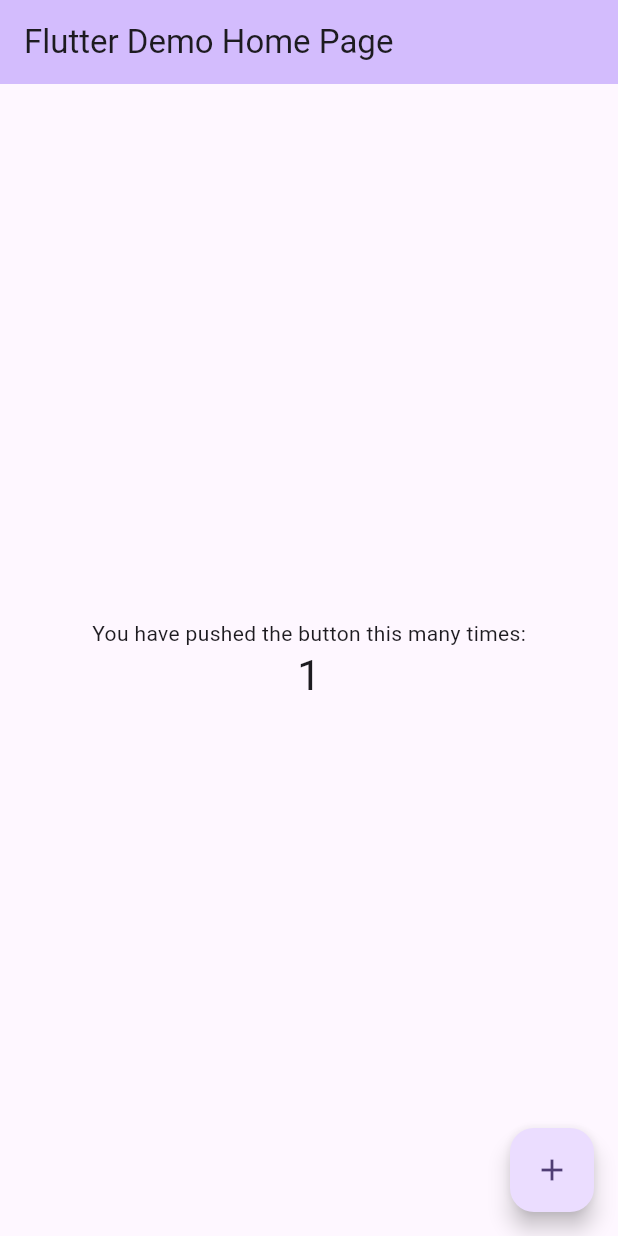
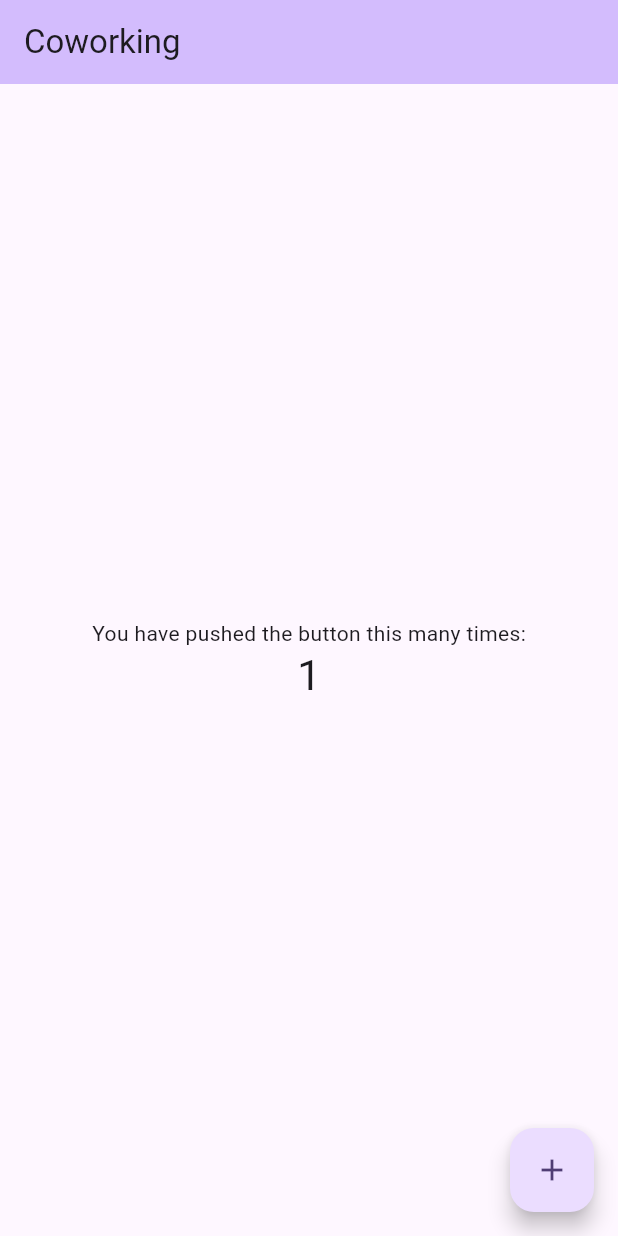
Before and after one commit to Samsulmaarif01/CoworkerApp, a Flutter app: the screen it shows after launch, after a tap on the "add" icon, on a phone screen of 412 x 824 dp. Run offline on Flutter 3.47's test engine with Material 3 defaults, Android fonts, the phone set to English and light mode, and no system bars; our stand-ins replace appwrite.

```diff
--- a/lib/config/appwrite.dart
+++ b/lib/config/appwrite.dart
@@ -1,15 +1,16 @@
 import 'package:appwrite/appwrite.dart';
 
 class AppWrite {
-  static const projectId= '67b6e82c002bae238de3';
+  static const projectId = '67b6e82c002bae238de3';
   static const endpointId = 'https://cloud.appwrite.io/v1';
-  Client client = Client();
+  static Client client = Client();
+  static late Account account;
 
-  void init() {
-    Client client = Client();
+  static init() {
+    Account account = Account(client);
     client
-      .setEndpoint(endpointId)
-      .setProject(projectId)
-      .setSelfSigned(status: true);
+        .setEndpoint(endpointId)
+        .setProject(projectId)
+        .setSelfSigned(status: true);
   }
 }
--- a/lib/main.dart
+++ b/lib/main.dart
@@ -1,6 +1,9 @@
 import 'package:flutter/material.dart';
+import 'package:myapp/config/appwrite.dart';
 
 void main() {
+  WidgetsFlutterBinding.ensureInitialized();
+  AppWrite.init();
   runApp(const MyApp());
 }
 
@@ -12,27 +15,12 @@ class MyApp extends StatelessWidget {
   Widget build(BuildContext context) {
     return MaterialApp(
       debugShowCheckedModeBanner: false,
-      title: 'Flutter Demo',
+      title: 'Coworking App',
       theme: ThemeData(
-        // This is the theme of your application.
-        //
-        // TRY THIS: Try running your application with "flutter run". You'll see
-        // the application has a purple toolbar. Then, without quitting the app,
-        // try changing the seedColor in the colorScheme below to Colors.green
-        // and then invoke "hot reload" (save your changes or press the "hot
-        // reload" button in a Flutter-supported IDE, or press "r" if you used
-        // the command line to start the app).
-        //
-        // Notice that the counter didn't reset back to zero; the application
-        // state is not lost during the reload. To reset the state, use hot
-        // restart instead.
-        //
-        // This works for code too, not just values: Most code changes can be
-        // tested with just a hot reload.
         colorScheme: ColorScheme.fromSeed(seedColor: Colors.deepPurple),
         useMaterial3: true,
       ),
-      home: const MyHomePage(title: 'Flutter Demo Home Page'),
+      home: const MyHomePage(title: 'Coworking'),
     );
   }
 }
```
